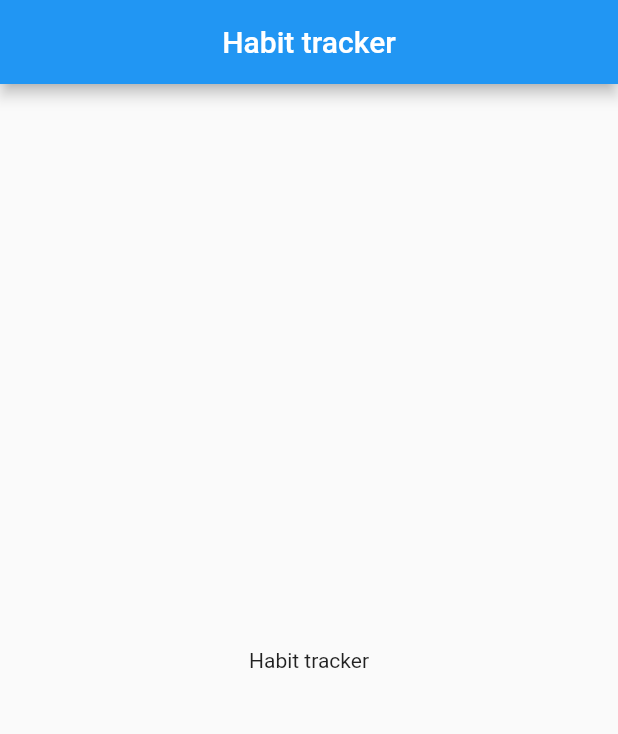
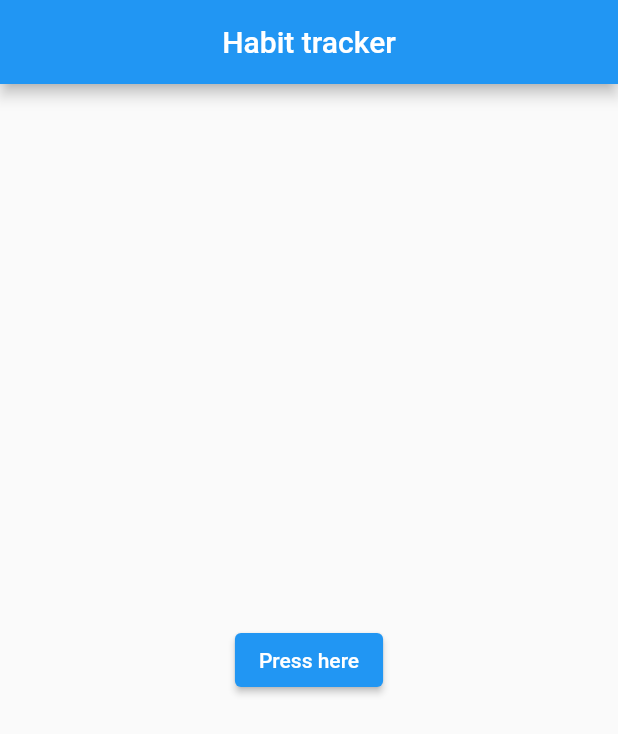
Before and after one commit to Aaq007/Habit-tracker, a Flutter app: the screen it shows after launch, on a phone screen of 412 x 824 dp. Shown: the top 734 px of the screen. Run offline on Flutter 3.47's test engine with Material 2 defaults, Android fonts, the phone set to English and light mode, and no system bars.

```diff
--- a/lib/home_page.dart
+++ b/lib/home_page.dart
@@ -15,8 +15,9 @@ class _HomePageState extends State<HomePage> {
         title: const Text('Habit tracker'),
         centerTitle: true,
       ),
-      body: const Center(
-        child: Text('Habit tracker'),
+      body: Center(
+        child:
+            ElevatedButton(onPressed: () {}, child: const Text('Press here')),
       ),
     );
   }
```
Also changed, not shown: lib/views/habit_detail_page.dart (added), lib/views/settings_page.dart (added).
